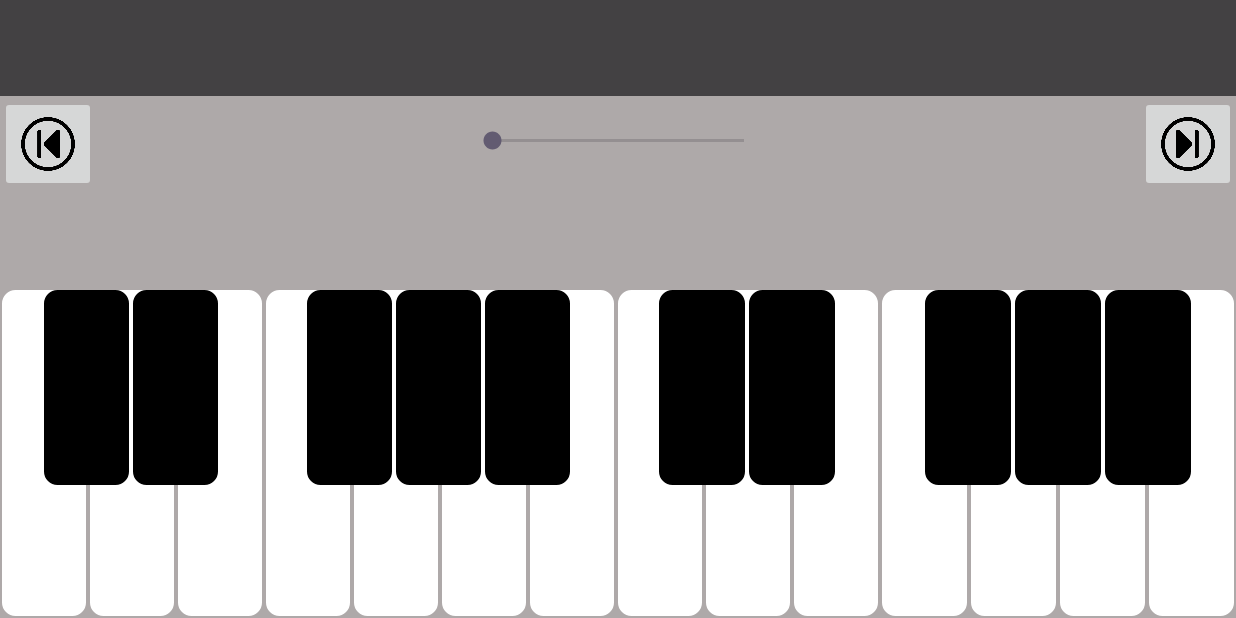
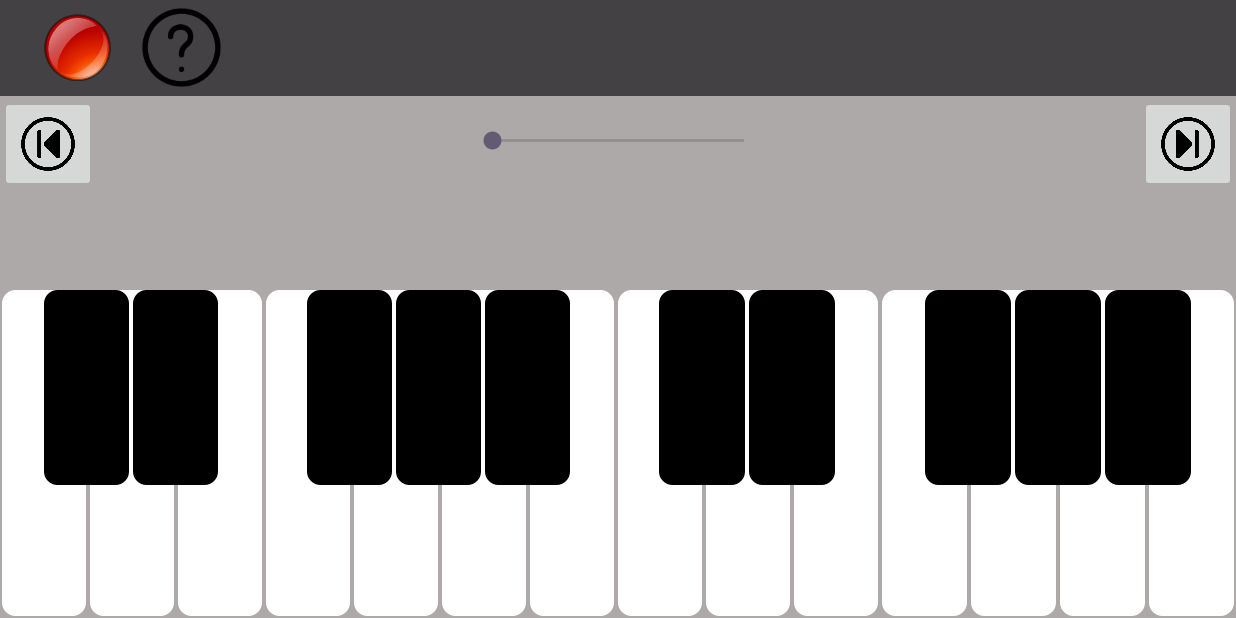
Before and after one commit to ItayB1301/PianoProject, an Android app: the FrontPageActivity screen opened directly, with no data from a screen before it, on a phone screen of 824 x 412 dp (held sideways). Run offline under Robolectric (Android 15) with nearby library versions, the phone set to English and light mode, and no system bars.

```diff
--- a/app/build.gradle.kts
+++ b/app/build.gradle.kts
@@ -33,6 +33,7 @@ dependencies {
     implementation("androidx.appcompat:appcompat:1.6.1")
     implementation("com.google.android.material:material:1.12.0")
     implementation("androidx.constraintlayout:constraintlayout:2.1.4")
+    implementation("androidx.preference:preference:1.2.0")
     testImplementation("junit:junit:4.13.2")
     androidTestImplementation("androidx.test.ext:junit:1.1.5")
     androidTestImplementation("androidx.test.espresso:espresso-core:3.5.1")
--- a/app/src/main/AndroidManifest.xml
+++ b/app/src/main/AndroidManifest.xml
@@ -12,6 +12,10 @@
         android:supportsRtl="true"
         android:theme="@style/Theme.PianoProject"
         tools:targetApi="31">
+        <activity
+            android:name=".SettingsActivity"
+            android:exported="false"
+            android:label="@string/title_activity_settings" />
         <activity
             android:name=".HistoryActivity"
             android:exported="false" />
--- a/app/src/main/res/layout/activity_front_page.xml
+++ b/app/src/main/res/layout/activity_front_page.xml
@@ -13,7 +13,25 @@
         android:layout_height="?attr/actionBarSize"
         android:background="#DC323133"
         android:theme="@style/ThemeOverlay.AppCompat.Dark.ActionBar"
-        android:title="Piano" />
+        android:title="Piano">
+
+        <ImageView
+            android:id="@+id/rec"
+            android:layout_width="70dp"
+            android:layout_height="wrap_content"
+            android:scaleType="centerCrop"
+            app:srcCompat="@drawable/rec" />
+
+        <ImageView
+            android:id="@+id/helpbutton"
+            android:layout_width="70dp"
+            android:layout_height="wrap_content"
+            android:scaleType="centerCrop"
+            app:srcCompat="@drawable/helpbutton" />
+
+
+    </androidx.appcompat.widget.Toolbar>
+
 
     <LinearLayout
         android:id="@+id/pianoKeysLayout"
@@ -119,7 +137,9 @@
                     android:id="@+id/b4"
                     style="@style/WhiteKey"
                     android:layout_height="match_parent"
-                    android:background="@drawable/bkg"/>
+                    android:background="@drawable/normal"/>
+
+
 
             </LinearLayout>
 
```
Also changed, not shown: app/src/main/java/com/example/pianoproject/SettingsActivity.java (added, +33 -0 lines), app/src/main/res/layout/settings_activity.xml (added, +9 -0 lines), app/src/main/res/values/arrays.xml (added, +12 -0 lines), app/src/main/res/values/strings.xml (+16 -0 lines), app/src/main/res/xml/root_preferences.xml (added, +35 -0 lines), app/src/main/res/drawable/helpbutton.png (added), app/src/main/res/drawable/rec.png (added).
